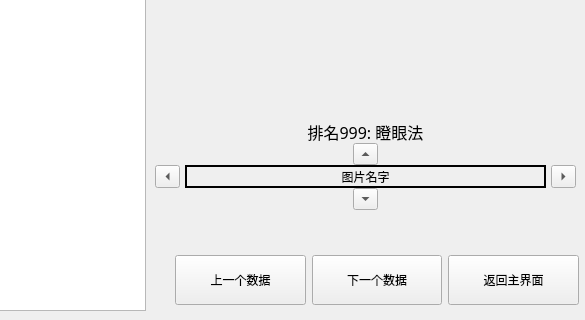
The window that UI/misc/UI Files/main_v5.ui (HinanawiTenshi104/EIS-Project) describes before a commit, drawn with Qt 5; both pictures show x 215 to 800 and y 280 to 600 of the 800 by 600 pixel window.
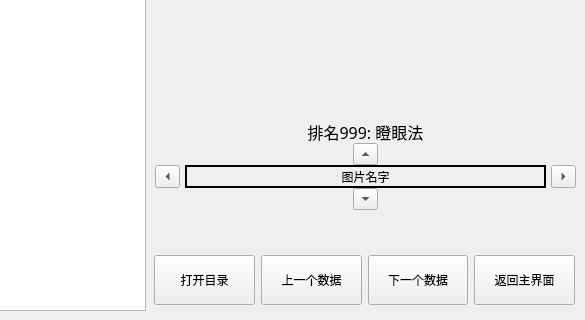
The same window after the commit. The open tabs and pages were chosen to show the change.

Diff of the .ui file:
```diff
--- a/UI/misc/UI Files/main_v5.ui
+++ b/UI/misc/UI Files/main_v5.ui
@@ -1129,18 +1129,31 @@
      <widget class="QWidget" name="layoutWidget_3">
       <property name="geometry">
        <rect>
-        <x>390</x>
+        <x>369</x>
         <y>530</y>
-        <width>404</width>
+        <width>421</width>
         <height>61</height>
        </rect>
       </property>
       <layout class="QHBoxLayout" name="ResultBottomButtons">
+       <item>
+        <widget class="QPushButton" name="ResultOpenDirButton">
+         <property name="minimumSize">
+          <size>
+           <width>100</width>
+           <height>50</height>
+          </size>
+         </property>
+         <property name="text">
+          <string>打开目录</string>
+         </property>
+        </widget>
+       </item>
        <item>
         <widget class="QPushButton" name="ResultPreviousDataButton">
          <property name="minimumSize">
           <size>
-           <width>130</width>
+           <width>100</width>
            <height>50</height>
           </size>
          </property>
@@ -1153,7 +1166,7 @@
         <widget class="QPushButton" name="ResultNextDataButton">
          <property name="minimumSize">
           <size>
-           <width>130</width>
+           <width>100</width>
            <height>50</height>
           </size>
          </property>
@@ -1166,7 +1179,7 @@
         <widget class="QPushButton" name="ResultNextButton">
          <property name="minimumSize">
           <size>
-           <width>130</width>
+           <width>100</width>
            <height>50</height>
           </size>
          </property>
```
Left out of the diff: 22 changed lines with no effect on the pictures.
